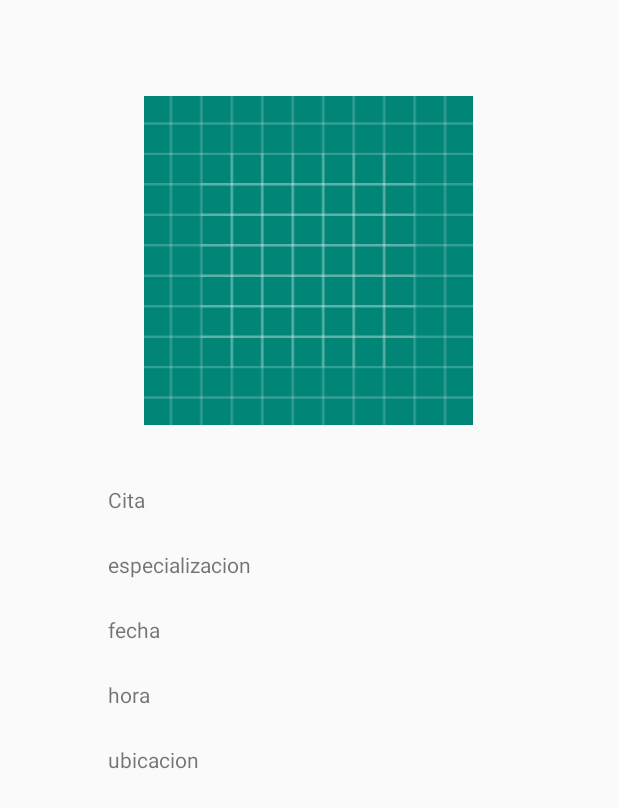
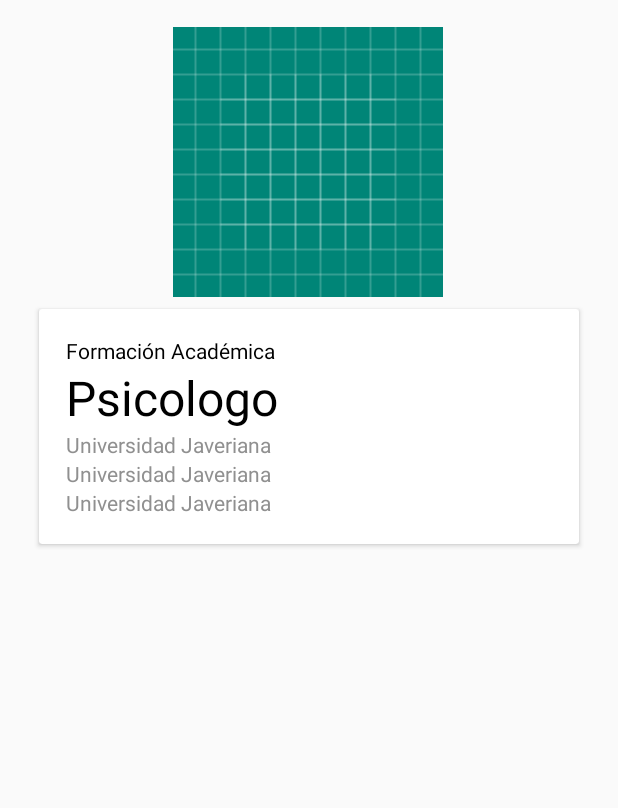
Before and after one commit to compumovil2010msc/AstroMedics, an Android app: the AgendaDetalle screen opened directly, with no data from a screen before it, on a phone screen of 412 x 824 dp. Shown: the top 808 px of the screen. Run offline under Robolectric (Android 15) with nearby library versions, the phone set to English and light mode, and no system bars; 5 statements that could not run were skipped.

Commit message:
Changes in Book Appointment

```diff
--- a/app/src/main/java/com/example/astromedics/views/fragments/BookAppointment.java
+++ b/app/src/main/java/com/example/astromedics/views/fragments/BookAppointment.java
@@ -93,8 +93,8 @@ public class BookAppointment extends Fragment {
     void conseguirConsultas()
     {
         ConsultaMedica cm = new ConsultaMedica(
-                new Terapeuta("john", "fonoaudiologo"),
-                "esto es una direccion",
+                new Terapeuta("Nombre1 Apellido1", "Fonoaudiologo"),
+                "Carrera 1 # 1-1",
                 LocalDateTime.now(),
                 2,
                 "harold"
--- a/app/src/main/res/layout/activity_agenda_detalle.xml
+++ b/app/src/main/res/layout/activity_agenda_detalle.xml
@@ -4,66 +4,73 @@
     xmlns:tools="http://schemas.android.com/tools"
     android:layout_width="match_parent"
     android:layout_height="match_parent"
+    android:padding="18dp"
     tools:context=".AgendaDetalle">
 
     <ImageView
         android:id="@+id/agenda_detalle_imagen"
-        android:layout_width="224dp"
-        android:layout_height="219dp"
-        android:layout_marginTop="64dp"
+        android:layout_width="180dp"
+        android:layout_height="180dp"
         app:layout_constraintEnd_toEndOf="parent"
         app:layout_constraintHorizontal_bias="0.497"
         app:layout_constraintStart_toStartOf="parent"
         app:layout_constraintTop_toTopOf="parent"
         app:srcCompat="@drawable/ic_launcher_background" />
 
+
+    <androidx.cardview.widget.CardView
+        android:layout_width="match_parent"
+        android:layout_height="wrap_content"
+        android:layout_marginStart="8dp"
+        android:layout_marginTop="8dp"
+        android:layout_marginEnd="8dp"
+        app:layout_constraintEnd_toEndOf="parent"
+        app:layout_constraintStart_toStartOf="parent"
+        app:layout_constraintTop_toBottomOf="@+id/agenda_detalle_imagen">
+
+
+        <LinearLayout
+            android:layout_width="match_parent"
+            android:layout_height="match_parent"
+            android:orientation="vertical"
+            android:padding="18dp">
+
             <TextView
                 android:id="@+id/textView"
                 android:layout_width="wrap_content"
                 android:layout_height="wrap_content"
-        android:layout_marginStart="72dp"
-        android:layout_marginTop="40dp"
-        android:text="@string/cita"
-        app:layout_constraintStart_toStartOf="parent"
-        app:layout_constraintTop_toBottomOf="@+id/agenda_detalle_imagen" />
+                android:text="Formación Académica"
+                android:textColor="#000000" />
 
             <TextView
                 android:id="@+id/agenda_detalle_especializacion"
                 android:layout_width="wrap_content"
                 android:layout_height="wrap_content"
-        android:layout_marginStart="72dp"
-        android:layout_marginTop="24dp"
-        android:text="especializacion"
-        app:layout_constraintStart_toStartOf="parent"
-        app:layout_constraintTop_toBottomOf="@+id/textView" />
+                android:text="Psicologo"
+                android:textColor="#000000"
+                android:textSize="32dp" />
 
             <TextView
                 android:id="@+id/agenda_detalle_fecha"
                 android:layout_width="wrap_content"
                 android:layout_height="wrap_content"
-        android:layout_marginStart="72dp"
-        android:layout_marginTop="24dp"
-        android:text="fecha"
-        app:layout_constraintStart_toStartOf="parent"
-        app:layout_constraintTop_toBottomOf="@+id/agenda_detalle_especializacion" />
+                android:text="Universidad Javeriana"
+                android:textColor="#909090" />
 
             <TextView
                 android:id="@+id/agenda_detalle_hora"
                 android:layout_width="wrap_content"
                 android:layout_height="wrap_content"
-        android:layout_marginStart="72dp"
-        android:layout_marginTop="24dp"
-        android:text="hora"
-        app:layout_constraintStart_toStartOf="parent"
-        app:layout_constraintTop_toBottomOf="@+id/agenda_detalle_fecha" />
+                android:text="Universidad Javeriana"
+                android:textColor="#909090" />
 
             <TextView
                 android:id="@+id/agenda_detalle_ubicacion"
                 android:layout_width="wrap_content"
                 android:layout_height="wrap_content"
-        android:layout_marginStart="72dp"
-        android:layout_marginTop="24dp"
-        android:text="ubicacion"
-        app:layout_constraintStart_toStartOf="parent"
-        app:layout_constraintTop_toBottomOf="@+id/agenda_detalle_hora" />
+                android:text="Universidad Javeriana"
+                android:textColor="#909090" />
+        </LinearLayout>
+
+    </androidx.cardview.widget.CardView>
 </androidx.constraintlayout.widget.ConstraintLayout>
```
Lines whose indentation alone changed are shown as unchanged.
